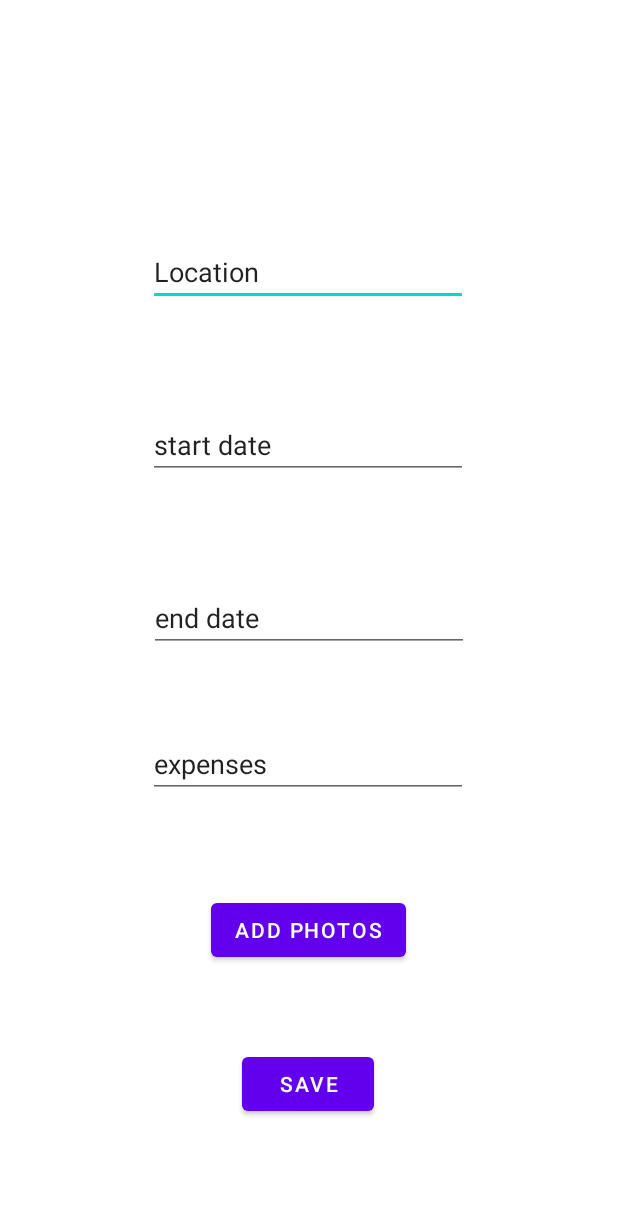
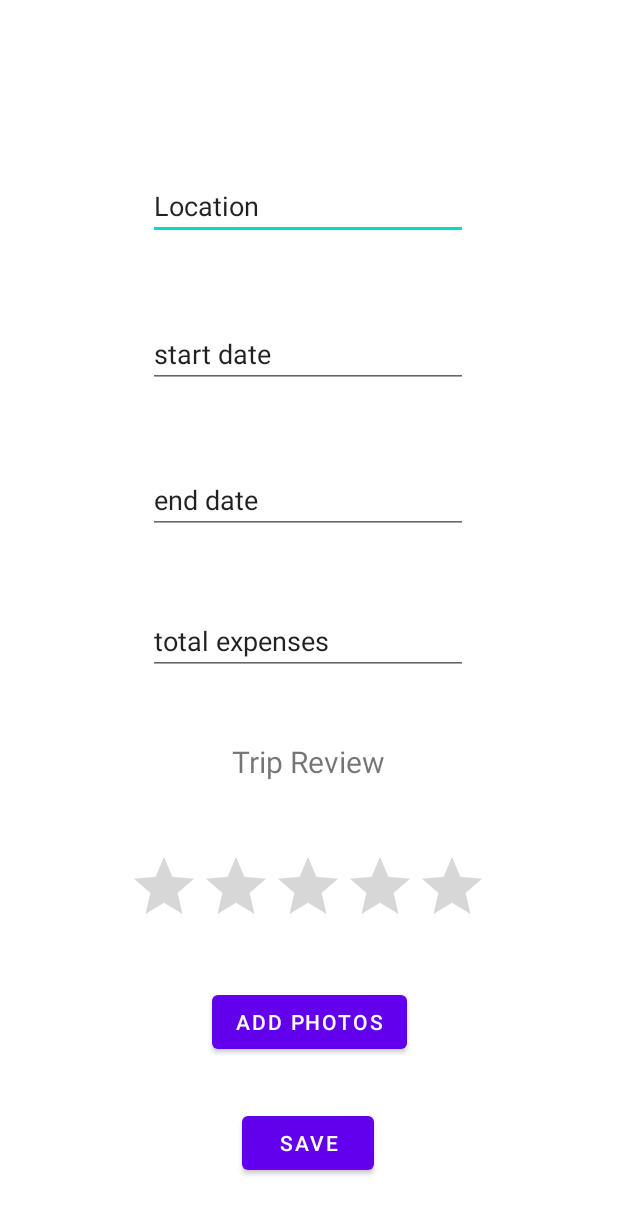
Before and after one commit to Kawaban/TripManager, an Android app: the layout activity_statistics_add.xml on its own in the app's theme, with its tools: preview values and no code run, on a phone screen of 412 x 824 dp. Shown: the top 1214 px of the screen. Run offline under Robolectric (Android 15) with nearby library versions, the light colour scheme and no system bars.

Commit message:
added ranking to statisticsactivity

```diff
--- a/app/src/main/java/com/example/tripmanager/infrastructure/database/TripEntity.java
+++ b/app/src/main/java/com/example/tripmanager/infrastructure/database/TripEntity.java
@@ -17,6 +17,7 @@ public class TripEntity {
     public String expenses;
     public String startDate;
     public String endDate;
+    public float rating;
     @TypeConverters(Converters.class)
     public ArrayList<Uri> images;
 }
--- a/app/src/main/java/com/example/tripmanager/locationactivity/LocationResultActivity.java
+++ b/app/src/main/java/com/example/tripmanager/locationactivity/LocationResultActivity.java
@@ -34,6 +34,7 @@ public class LocationResultActivity extends AppCompatActivity implements OnMapRe
             googleMap.addMarker(new MarkerOptions()
                     .position(new LatLng(Double.parseDouble(responseDTO.getLatitude()), Double.parseDouble(responseDTO.getLongitude())))
                     .title(responseDTO.getName()));
+
         }
 
     }
--- a/app/src/main/java/com/example/tripmanager/statisticsactivity/tableview/TripTableHeaderAdapter.java
+++ b/app/src/main/java/com/example/tripmanager/statisticsactivity/tableview/TripTableHeaderAdapter.java
@@ -24,10 +24,10 @@ public class TripTableHeaderAdapter extends TableHeaderAdapter {
                 renderedView = renderDefaultHeader("Expenses");
                 break;
             case 2:
-                renderedView = renderDefaultHeader("Start Date");
+                renderedView = renderDefaultHeader("Duration");
                 break;
             case 3:
-                renderedView = renderDefaultHeader("End Date");
+                renderedView = renderDefaultHeader("Rating");
                 break;
             case 4:
                 renderedView = renderDefaultHeader("Images");
--- a/app/src/main/res/layout/activity_statistics_add.xml
+++ b/app/src/main/res/layout/activity_statistics_add.xml
@@ -17,7 +17,7 @@
         app:layout_constraintHorizontal_bias="0.497"
         app:layout_constraintStart_toStartOf="parent"
         app:layout_constraintTop_toTopOf="parent"
-        app:layout_constraintVertical_bias="0.204" />
+        app:layout_constraintVertical_bias="0.147" />
 
     <EditText
         android:id="@+id/editTextStartDate"
@@ -31,7 +31,7 @@
         app:layout_constraintHorizontal_bias="0.497"
         app:layout_constraintStart_toStartOf="parent"
         app:layout_constraintTop_toTopOf="parent"
-        app:layout_constraintVertical_bias="0.352" />
+        app:layout_constraintVertical_bias="0.274" />
 
     <EditText
         android:id="@+id/editTextEndDate"
@@ -42,8 +42,10 @@
         android:text="end date"
         app:layout_constraintBottom_toBottomOf="parent"
         app:layout_constraintEnd_toEndOf="parent"
+        app:layout_constraintHorizontal_bias="0.497"
         app:layout_constraintStart_toStartOf="parent"
-        app:layout_constraintTop_toTopOf="parent" />
+        app:layout_constraintTop_toTopOf="parent"
+        app:layout_constraintVertical_bias="0.399" />
 
     <EditText
         android:id="@+id/editTextNumberExpenses"
@@ -51,13 +53,13 @@
         android:layout_height="wrap_content"
         android:ems="10"
         android:inputType="number"
-        android:text="expenses"
+        android:text="total expenses"
         app:layout_constraintBottom_toBottomOf="parent"
         app:layout_constraintEnd_toEndOf="parent"
         app:layout_constraintHorizontal_bias="0.497"
         app:layout_constraintStart_toStartOf="parent"
         app:layout_constraintTop_toTopOf="parent"
-        app:layout_constraintVertical_bias="0.625" />
+        app:layout_constraintVertical_bias="0.52" />
 
     <Button
         android:id="@+id/buttonSave"
@@ -69,7 +71,7 @@
         app:layout_constraintHorizontal_bias="0.498"
         app:layout_constraintStart_toStartOf="parent"
         app:layout_constraintTop_toTopOf="parent"
-        app:layout_constraintVertical_bias="0.9" />
+        app:layout_constraintVertical_bias="0.951" />
 
     <Button
         android:id="@+id/buttonAddImages"
@@ -78,8 +80,31 @@
         android:text="Add photos"
         app:layout_constraintBottom_toBottomOf="parent"
         app:layout_constraintEnd_toEndOf="parent"
+        app:layout_constraintStart_toStartOf="parent"
+        app:layout_constraintTop_toTopOf="parent"
+        app:layout_constraintVertical_bias="0.847" />
+
+    <RatingBar
+        android:id="@+id/ratingBar"
+        android:layout_width="wrap_content"
+        android:layout_height="wrap_content"
+        app:layout_constraintBottom_toBottomOf="parent"
+        app:layout_constraintEnd_toEndOf="parent"
+        app:layout_constraintHorizontal_bias="0.497"
+        app:layout_constraintStart_toStartOf="parent"
+        app:layout_constraintTop_toTopOf="parent"
+        app:layout_constraintVertical_bias="0.74" />
+
+    <TextView
+        android:id="@+id/textView2"
+        android:layout_width="wrap_content"
+        android:layout_height="wrap_content"
+        android:text="Trip Review"
+        android:textSize="20dp"
+        app:layout_constraintBottom_toBottomOf="parent"
+        app:layout_constraintEnd_toEndOf="parent"
         app:layout_constraintHorizontal_bias="0.498"
         app:layout_constraintStart_toStartOf="parent"
         app:layout_constraintTop_toTopOf="parent"
-        app:layout_constraintVertical_bias="0.768" />
+        app:layout_constraintVertical_bias="0.62" />
 </androidx.constraintlayout.widget.ConstraintLayout>
```
Also changed, not shown: app/src/main/java/com/example/tripmanager/statisticsactivity/StatisticsAddActivity.java (+6 -2 lines), app/src/main/java/com/example/tripmanager/statisticsactivity/tableview/TripTableDataAdapter.java (+10 -9 lines).
